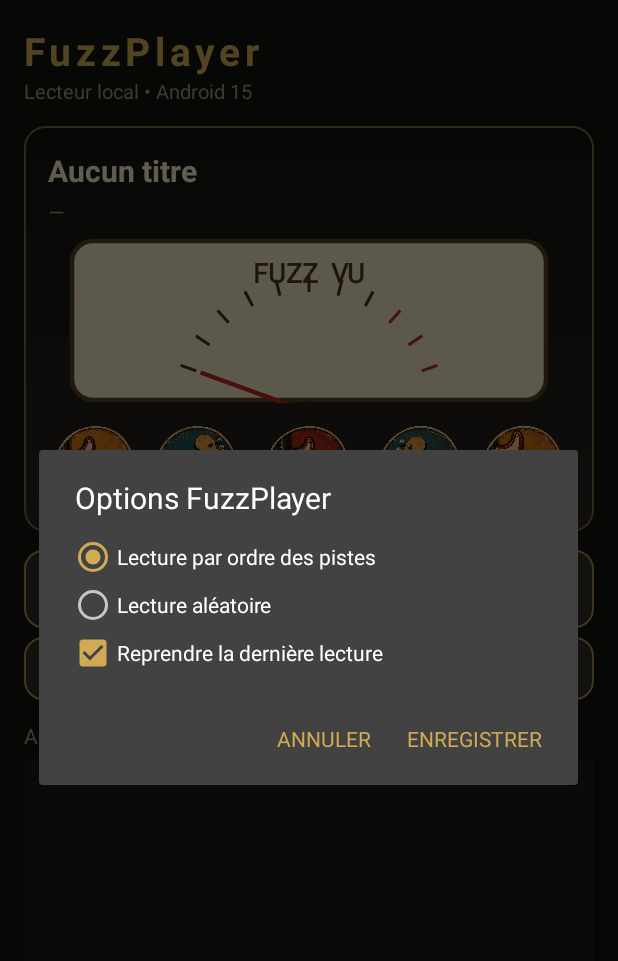
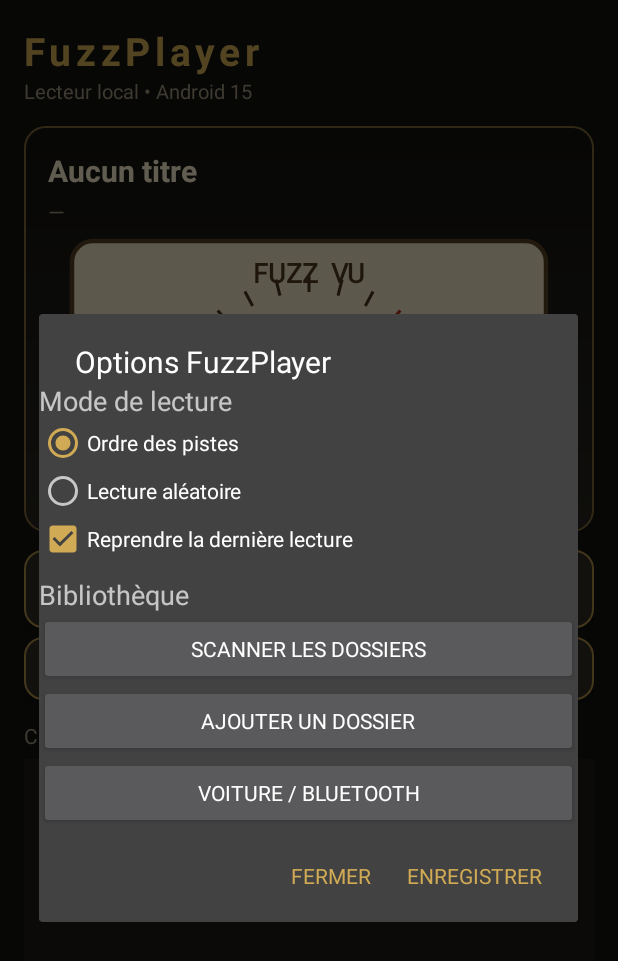
Before and after one commit to marcdelalande-eng/FuzzPlayer, an Android app: the screen it shows after launch (MainActivity), after a tap on "OPTIONS ⚙", on a phone screen of 412 x 824 dp. Shown: the top 961 px of the screen. Run offline under Robolectric (Android 15) with nearby library versions, the phone set to English and light mode, and no system bars; 11 statements that could not run were skipped; 3 other taps on this screen came first.

Commit message:
Move scan, folder selection and car settings into Options dialog

```diff
--- a/app/src/main/java/com/example/valveplayer/MainActivity.java
+++ b/app/src/main/java/com/example/valveplayer/MainActivity.java
@@ -53,9 +53,6 @@ public class MainActivity extends Activity {
         adapter = new AlbumAdapter(this, albums);
         ListView list = findViewById(R.id.listAlbums); list.setAdapter(adapter);
         list.setOnItemClickListener((parent, v, pos, id) -> openAlbum(pos));
-        findViewById(R.id.btnScan).setOnClickListener(v -> scan());
-        findViewById(R.id.btnFolder).setOnClickListener(v -> chooseFolder());
-        findViewById(R.id.btnSettings).setOnClickListener(v -> startActivity(new Intent(this, CarSettingsActivity.class)));
         bind(R.id.btnPrevAlbum, PlaybackService.CMD_PREV_ALBUM); bind(R.id.btnPrev, PlaybackService.CMD_PREV); bind(R.id.btnPlay, PlaybackService.CMD_PLAY_PAUSE); bind(R.id.btnNext, PlaybackService.CMD_NEXT); bind(R.id.btnNextAlbum, PlaybackService.CMD_NEXT_ALBUM);
         if (Prefs.folders(this).isEmpty()) {
             count.setText("Choisissez un ou plusieurs dossiers de musique.");
@@ -104,14 +101,19 @@ public class MainActivity extends Activity {
     }
 
     private void showOptions() {
-        int pad = (int) (20 * getResources().getDisplayMetrics().density);
+        int pad = (int) (18 * getResources().getDisplayMetrics().density);
         LinearLayout content = new LinearLayout(this);
         content.setOrientation(LinearLayout.VERTICAL);
-        content.setPadding(pad, pad / 2, pad, pad / 2);
+        content.setPadding(pad, pad / 2, pad, pad, pad / 2);
+
+        TextView reading = new TextView(this);
+        reading.setText("Mode de lecture");
+        reading.setTextSize(18f);
+        content.addView(reading);
 
         RadioGroup mode = new RadioGroup(this);
         RadioButton ordered = new RadioButton(this);
-        ordered.setText("Lecture par ordre des pistes");
+        ordered.setText("Ordre des pistes");
         ordered.setId(View.generateViewId());
         RadioButton shuffled = new RadioButton(this);
         shuffled.setText("Lecture aléatoire");
@@ -126,18 +128,59 @@ public class MainActivity extends Activity {
         resume.setChecked(Prefs.isResumeLast(this));
         content.addView(resume);
 
-        new android.app.AlertDialog.Builder(this)
+        TextView library = new TextView(this);
+        library.setText("Bibliothèque");
+        library.setTextSize(18f);
+        library.setPadding(0, pad / 2, 0, 0);
+        content.addView(library);
+
+        android.widget.Button scanButton = new android.widget.Button(this);
+        scanButton.setText("Scanner les dossiers");
+        content.addView(scanButton);
+
+        android.widget.Button folderButton = new android.widget.Button(this);
+        folderButton.setText("Ajouter un dossier");
+        content.addView(folderButton);
+
+        android.widget.Button carButton = new android.widget.Button(this);
+        carButton.setText("Voiture / Bluetooth");
+        content.addView(carButton);
+
+        android.widget.ScrollView scroll = new android.widget.ScrollView(this);
+        scroll.addView(content);
+        android.app.AlertDialog dialog = new android.app.AlertDialog.Builder(this)
                 .setTitle("Options FuzzPlayer")
-                .setView(content)
-                .setNegativeButton("Annuler", null)
-                .setPositiveButton("Enregistrer", (dialog, which) -> {
-                    boolean shuffle = mode.getCheckedRadioButtonId() == shuffled.getId();
-                    Prefs.setShuffle(this, shuffle);
+                .setView(scroll)
+                .setNegativeButton("Fermer", null)
+                .setPositiveButton("Enregistrer", (d, which) -> {
+                    Prefs.setShuffle(this, mode.getCheckedRadioButtonId() == shuffled.getId());
                     Prefs.setResumeLast(this, resume.isChecked());
                     send(PlaybackService.CMD_SET_SHUFFLE, null);
                     Toast.makeText(this, "Options enregistrées", Toast.LENGTH_SHORT).show();
-                })
-                .show();
+                }).create();
+
+        scanButton.setOnClickListener(v -> {
+            saveOptions(mode, shuffled.getId(), resume);
+            dialog.dismiss();
+            scan();
+        });
+        folderButton.setOnClickListener(v -> {
+            saveOptions(mode, shuffled.getId(), resume);
+            dialog.dismiss();
+            chooseFolder();
+        });
+        carButton.setOnClickListener(v -> {
+            saveOptions(mode, shuffled.getId(), resume);
+            dialog.dismiss();
+            startActivity(new Intent(this, CarSettingsActivity.class));
+        });
+        dialog.show();
+    }
+
+    private void saveOptions(RadioGroup mode, int shuffleId, CheckBox resume) {
+        Prefs.setShuffle(this, mode.getCheckedRadioButtonId() == shuffleId);
+        Prefs.setResumeLast(this, resume.isChecked());
+        send(PlaybackService.CMD_SET_SHUFFLE, null);
     }
 
     private void chooseFolder() {
```
